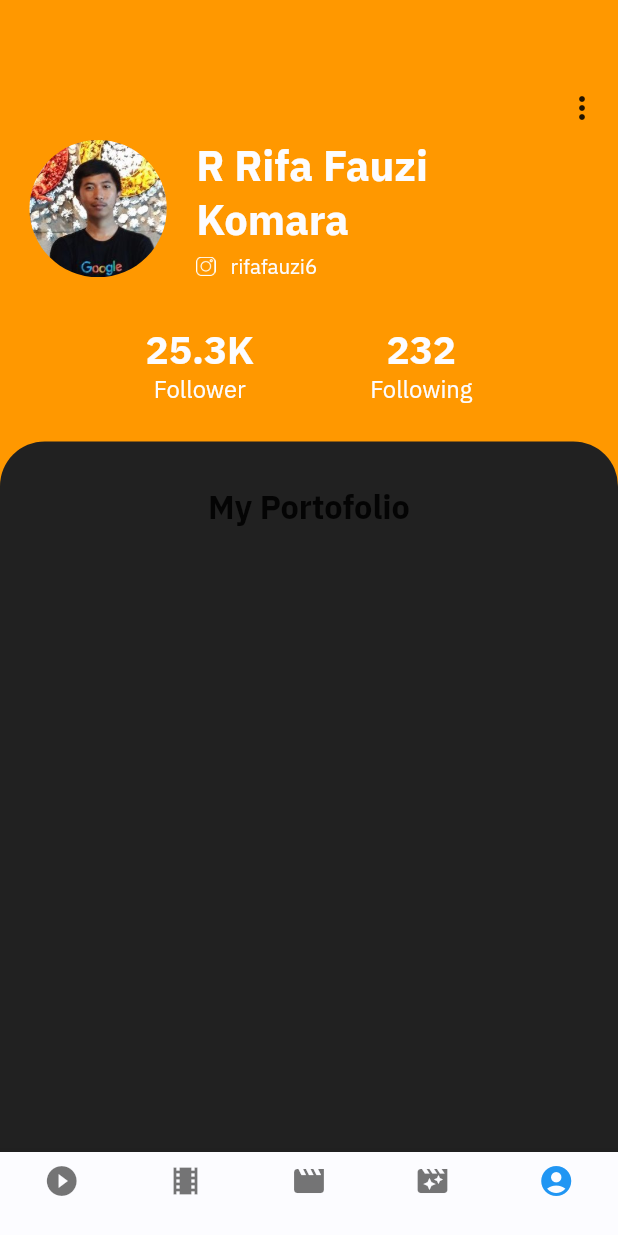
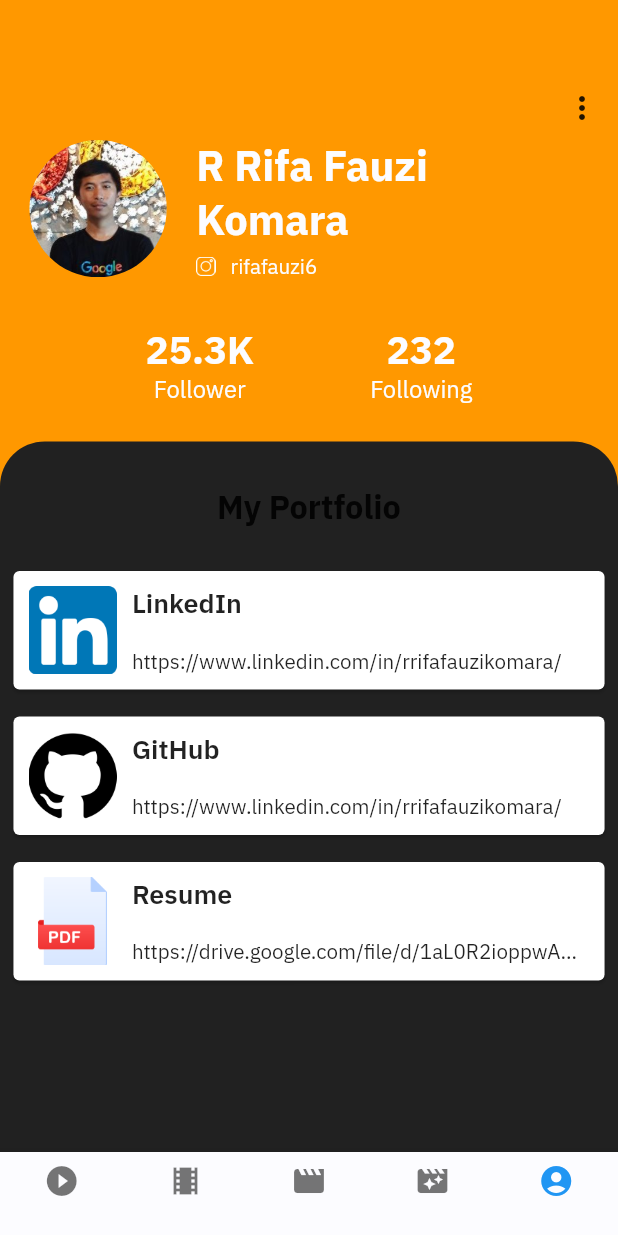
Before and after one commit to rrifafauzikomara/MovieApp, a Flutter app: the screen it shows after launch, swiped to page 5, on a phone screen of 412 x 824 dp. Run offline on Flutter 3.47's test engine with Material 2 defaults, Android fonts, the phone set to English and light mode, and no system bars; our stand-ins replace bloc, cached_network_image, dio, equatable, flutter_bloc, retrofit and 2 more; generated files the repository leaves out were written again; network calls fail.

Commit message:
add portfolio on about screen

```diff
--- a/lib/ui/about/about_screen.dart
+++ b/lib/ui/about/about_screen.dart
@@ -8,6 +8,7 @@ class AboutScreen extends StatefulWidget {
 }
 
 class _AboutScreenState extends State<AboutScreen> {
+
   ThemeData _themeData;
   bool _isDarkTheme;
 
@@ -147,14 +148,29 @@ class _AboutScreenState extends State<AboutScreen> {
                 child: Column(
                   children: <Widget>[
                     Padding(
-                      padding: EdgeInsets.only(top: Sizes.dp30(context)),
+                      padding: EdgeInsets.only(top: Sizes.dp30(context), bottom: Sizes.dp20(context)),
                       child: Text(
-                        "My Portofolio",
+                        "My Portfolio",
                         style: TextStyle(
                           fontWeight: FontWeight.bold,
                           fontSize: Sizes.dp22(context),
                         ),
                       ),
+                    ),
+                    CardPortfolio(
+                      imageAsset: ImagesAssets.linkedIn,
+                      title: 'LinkedIn',
+                      url: UrlConstant.urlLinkedIn,
+                    ),
+                    CardPortfolio(
+                      imageAsset: ImagesAssets.github,
+                      title: 'GitHub',
+                      url: UrlConstant.urlLinkedIn,
+                    ),
+                    CardPortfolio(
+                      imageAsset: ImagesAssets.resume,
+                      title: 'Resume',
+                      url: UrlConstant.urlResume,
                     ),
                   ],
                 ),
--- a/pubspec.yaml
+++ b/pubspec.yaml
@@ -25,6 +25,7 @@ dev_dependencies:
   shimmer: ^1.1.1
   cached_network_image: ^2.2.0
   flutter_launcher_icons: ^0.7.5
+  url_launcher: ^5.4.11
 
 flutter_icons:
   android: true
--- a/shared/lib/src/common/utils/images_assets.dart
+++ b/shared/lib/src/common/utils/images_assets.dart
@@ -3,4 +3,7 @@ class ImagesAssets {
   static String noInternetConnection = 'assets/images/no-connection.png';
   static String profile = 'assets/images/rifa.jpeg';
   static String instagram = 'assets/images/insta.png';
+  static String github = 'assets/images/github.png';
+  static String linkedIn = 'assets/images/linkedin.png';
+  static String resume = 'assets/images/resume.png';
 }
--- a/shared/lib/src/common/utils/navigation.dart
+++ b/shared/lib/src/common/utils/navigation.dart
@@ -1,4 +1,5 @@
 import 'package:flutter/material.dart';
+import 'package:url_launcher/url_launcher.dart';
 
 class Navigation {
 
@@ -18,4 +19,21 @@ class Navigation {
     );
   }
 
+  // URL valid for this plugin only are
+  // https://www.flutter.dev
+  // http://www.flutter.dev
+  // https://flutter.dev
+  // http://flutter.dev
+  //
+  // For this it's not working
+  // www.flutter.dev
+  // flutter.dev
+  static launchURL(url) async {
+    if (await canLaunch(url)) {
+      await launch(url);
+    } else {
+      throw 'Could not launch $url';
+    }
+  }
+
 }
--- /dev/null
+++ b/shared/lib/src/common/utils/url_constant.dart
@@ -0,0 +1,5 @@
+class UrlConstant {
+  static String urlLinkedIn = 'https://www.linkedin.com/in/rrifafauzikomara/';
+  static String urlGitHub = 'https://github.com/rrifafauzikomara';
+  static String urlResume = 'https://drive.google.com/file/d/1aL0R2ioppwAMHC0AcL5WSuly8_-mN_um/view?usp=sharing';
+}
--- a/shared/lib/src/common/utils/utils.dart
+++ b/shared/lib/src/common/utils/utils.dart
@@ -4,3 +4,4 @@ export 'sizes.dart';
 export 'movies_key.dart';
 export 'images_assets.dart';
 export 'pop_up.dart';
+export 'url_constant.dart';
--- a/shared/lib/src/widget/card/card.dart
+++ b/shared/lib/src/widget/card/card.dart
@@ -1,2 +1,3 @@
 export 'card_movies.dart';
 export 'card_movies_header.dart';
+export 'card_portfolio.dart';
--- /dev/null
+++ b/shared/lib/src/widget/card/card_portfolio.dart
@@ -0,0 +1,70 @@
+import 'package:flutter/material.dart';
+import 'package:shared/shared.dart';
+
+class CardPortfolio extends StatelessWidget {
+  final String imageAsset;
+  final String title;
+  final String url;
+
+  const CardPortfolio(
+      {Key key, this.imageAsset, this.title, this.url})
+      : super(key: key);
+
+  @override
+  Widget build(BuildContext context) {
+    return Container(
+      margin: EdgeInsets.all(Sizes.dp5(context)),
+      child: InkWell(
+        onTap: () => Navigation.launchURL(url),
+        child: Card(
+          child: Padding(
+            padding: EdgeInsets.all(Sizes.dp10(context)),
+            child: Row(
+              crossAxisAlignment: CrossAxisAlignment.start,
+              children: <Widget>[
+                SizedBox(
+                  height: Sizes.width(context) / 7,
+                  width: Sizes.width(context) / 7,
+                  child: Image.asset(
+                    imageAsset,
+                    fit: BoxFit.contain,
+                  ),
+                ),
+                SizedBox(
+                  width: Sizes.dp10(context),
+                ),
+                Expanded(
+                  child: Column(
+                    mainAxisSize: MainAxisSize.max,
+                    crossAxisAlignment: CrossAxisAlignment.start,
+                    children: <Widget>[
+                      Text(
+                        title,
+                        overflow: TextOverflow.ellipsis,
+                        style: TextStyle(
+                          fontWeight: FontWeight.w600,
+                          fontSize: Sizes.dp18(context),
+                        ),
+                      ),
+                      SizedBox(
+                        height: Sizes.dp18(context),
+                      ),
+                      Text(
+                        url,
+                        maxLines: 1,
+                        overflow: TextOverflow.ellipsis,
+                        style: TextStyle(
+                          fontSize: Sizes.dp14(context),
+                        ),
+                      ),
+                    ],
+                  ),
+                ),
+              ],
+            ),
+          ),
+        ),
+      ),
+    );
+  }
+}
--- a/shared/pubspec.yaml
+++ b/shared/pubspec.yaml
@@ -13,6 +13,7 @@ dependencies:
   shared_preferences: any
   shimmer: ^1.1.1
   cached_network_image: ^2.2.0
+  url_launcher: ^5.4.11
 
   # This is our modular
   core:
```
Also changed, not shown: assets/images/resume.png, pubspec.lock, shared/pubspec.lock, 1 other file.
